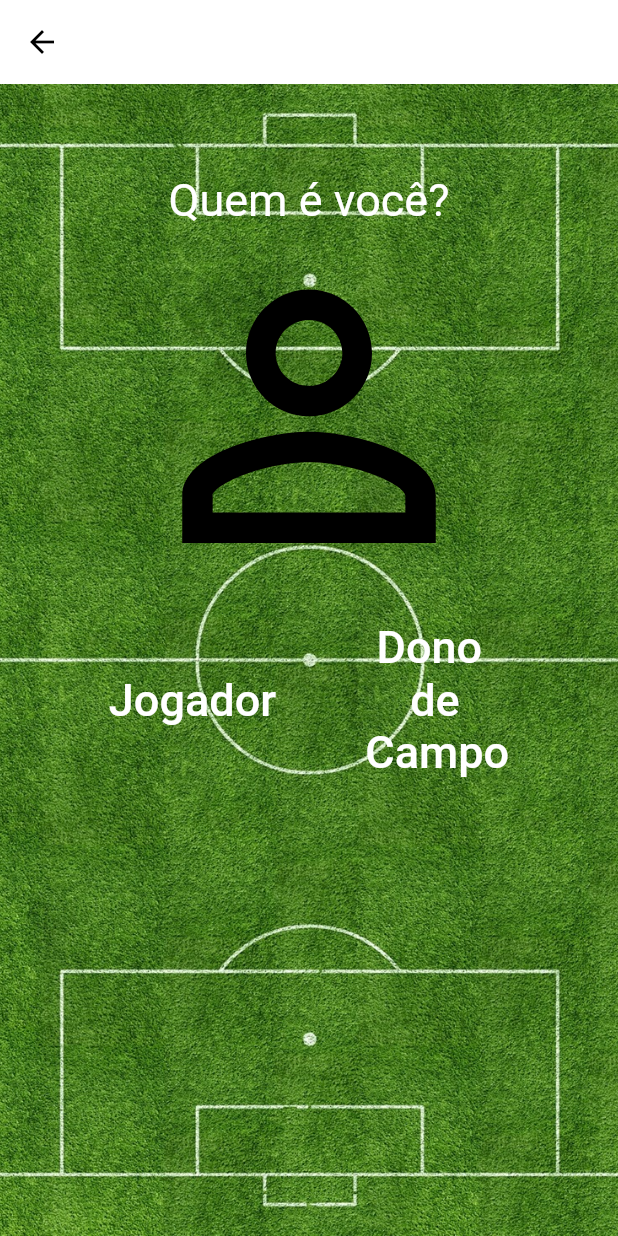
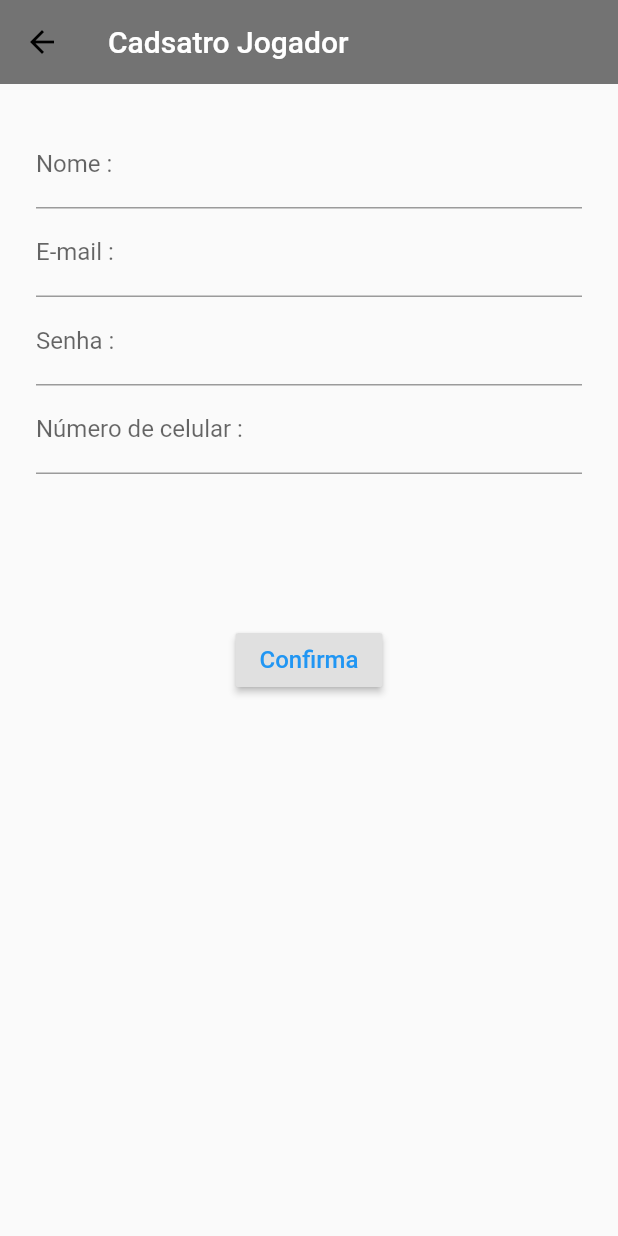
Before and after one commit to braguetoMurilo/projetoCampoSintetico, a Flutter app: the WhoAreYou screen opened directly, after a tap on "Jogador", on a phone screen of 412 x 824 dp. Run offline on Flutter 3.47's test engine with Material 2 defaults, Android fonts, the phone set to English and light mode, and no system bars.

Commit message:
Start Commit !!

```diff
--- a/lib/login.page.dart
+++ b/lib/login.page.dart
@@ -3,6 +3,7 @@ import 'package:projeto_campo/reset-password.page.dart';
 import 'package:projeto_campo/who.are.you.dart';
 import 'package:projeto_campo/tela.inicial.dart';
 import 'package:projeto_campo/pesquisaCidade.dart';
+
 
 class LoginPage extends StatelessWidget {
   @override
--- /dev/null
+++ b/lib/register.user.jogador.dart
@@ -0,0 +1,117 @@
+import 'package:flutter/material.dart';
+
+class FormPlayer extends StatefulWidget {
+  @override
+  _FormScreenState createState() => _FormScreenState();
+}
+
+class _FormScreenState extends State<FormPlayer> {
+  String _name;
+  String _email;
+  String _password;
+  String _phoneNumber;
+
+  final GlobalKey<FormState> _formKey = GlobalKey<FormState>();
+
+  Widget _buildName() {
+    return TextFormField(
+      decoration: InputDecoration(labelText: 'Nome :'),
+      validator: (String value){
+        if(value.isEmpty){
+          return "Nome é um campo obrigatorio";
+        }},
+      onSaved: (String value){
+        _name = value;
+      },
+    );
+  }
+
+  Widget _buildEmail() {
+    return TextFormField(
+      decoration: InputDecoration(labelText: 'E-mail :'),
+      validator: (String value){
+        if(value.isEmpty){
+          return "E-mail é um campo obrigatorio";
+        }},
+      onSaved: (String value){
+        _email = value;
+      },
+    );
+  }
+
+  Widget _buildPassword() {
+    return TextFormField(
+      decoration: InputDecoration(labelText: 'Senha :'),
+      validator: (String value){
+        if(value.isEmpty){
+          return "Senha é um campo obrigatorio";
+        }},
+      onSaved: (String value){
+        _password = value;
+      },
+    );
+  }
+
+  Widget _buildPhoneNumber() {
+    return TextFormField(
+      decoration: InputDecoration(labelText: 'Número de celular :'),
+      validator: (String value){
+        if(value.isEmpty){
+          return "O número de celular campo obrigatorio";
+        }},
+      onSaved: (String value){
+        _phoneNumber = value;
+      },
+    );
+  }
+
+  @override
+  Widget build(BuildContext context) {
+    return Scaffold(
+        appBar: AppBar(
+          title: Text("Cadsatro Jogador "),
+          backgroundColor: Colors.black54,
+          elevation: 0.0,
+          leading: IconButton(
+            icon: Icon(Icons.arrow_back),
+            color: Colors.black,
+            onPressed: () => Navigator.pop(context, false),
+          ),
+        ),
+        body: Container(
+
+          margin: EdgeInsets.all(24),
+          child: Form(
+              key: _formKey,
+              child: SingleChildScrollView(
+                child: Column(
+
+                  mainAxisAlignment: MainAxisAlignment.center,
+                  children: <Widget>[
+                    _buildName(),
+                    _buildEmail(),
+                    _buildPassword(),
+                    _buildPhoneNumber(),
+                    SizedBox(height: 100),
+                    RaisedButton(
+                      child: Text(
+                        'Confirma',
+                        style: TextStyle(color: Colors.blue, fontSize: 16),
+                      ),
+                      onPressed: ()  {
+                        if(!_formKey.currentState.validate()){
+                          return;
+                        }
+                        _formKey.currentState.save();
+                        print(_name);
+                        print(_email);
+                        print(_password);
+                        print(_phoneNumber);
+                      },
+                    )
+                  ],
+                ),
+              )),
+        ));
+  }
+}
--- a/lib/who.are.you.dart
+++ b/lib/who.are.you.dart
@@ -1,4 +1,7 @@
 import 'package:flutter/material.dart';
+import 'package:projeto_campo/register.user.field.owner.dart';
+import 'package:projeto_campo/register.user.jogador.dart';
+
 
 class WhoAreYou extends StatelessWidget {
   @override
@@ -40,7 +43,14 @@ class WhoAreYou extends StatelessWidget {
                   child: FlatButton(
                     child: Text("Jogador",
                         style: TextStyle(fontSize: 30.0, color: Colors.white)),
-                    onPressed: () {},
+                    onPressed: () {
+                      Navigator.push(
+                        context,
+                        MaterialPageRoute(
+                            builder: (context) => FormPlayer()
+                        ),
+                      );
+                    },
                   ),
                 ),
                 Padding(
@@ -48,7 +58,14 @@ class WhoAreYou extends StatelessWidget {
                   child: FlatButton(
                     child: Text("  Dono\n     de\n Campo",
                         style: TextStyle(fontSize: 30.0, color: Colors.white)),
-                    onPressed: () {},
+                    onPressed: () {
+                      Navigator.push(
+                        context,
+                        MaterialPageRoute(
+                            builder: (context) => FormFieldOwner()
+                        ),
+                      );
+                    },
                   ),
                 ),
               ],
```
Also changed, not shown: lib/register.user.field.owner.dart (added, +196 -0 lines).
